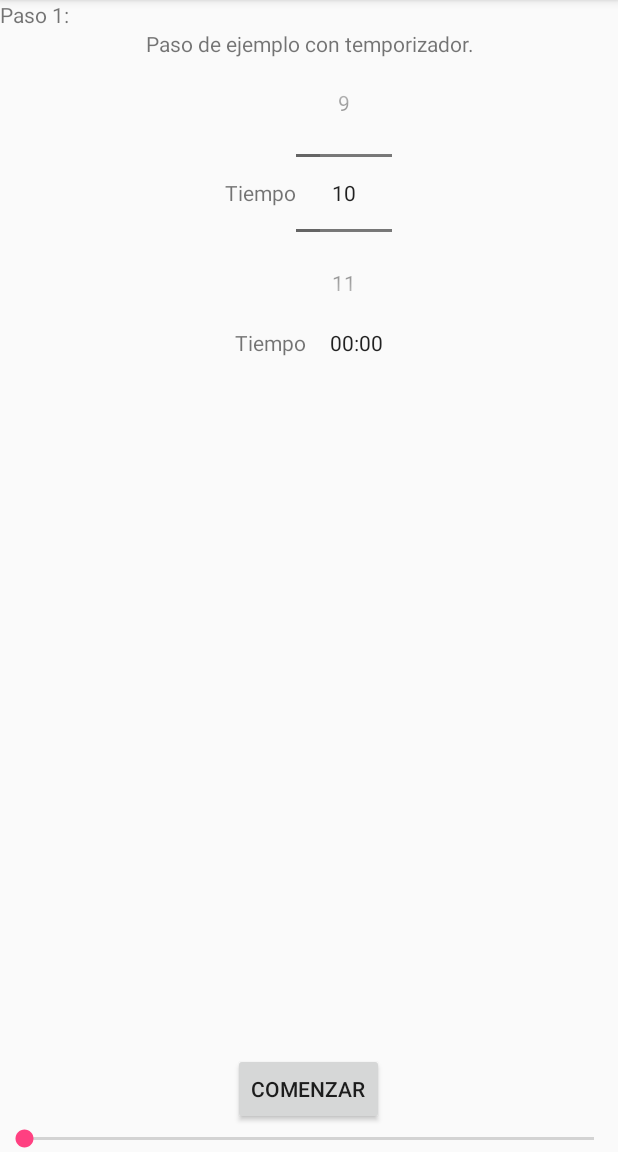
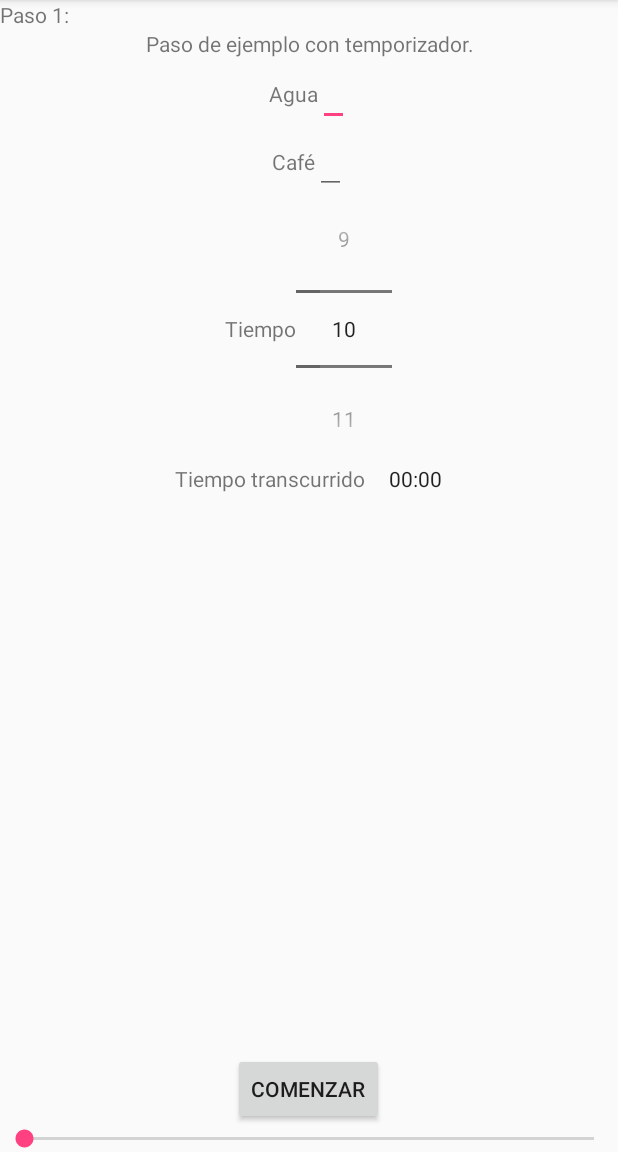
Before and after one commit to juanfel/YACA, an Android app: the RecipeDetailActivity screen opened directly, with no data from a screen before it, on a phone screen of 412 x 824 dp, the part 84-1236 px from its top. Run offline under Robolectric (Android 15) with nearby library versions, the phone set to English and light mode, and no system bars.

Commit message:
Crea campos (no usables) para café y agua.

```diff
--- a/app/src/main/res/layout/activity_recipe_detail.xml
+++ b/app/src/main/res/layout/activity_recipe_detail.xml
@@ -5,13 +5,6 @@
     android:layout_width="match_parent"
     android:layout_height="match_parent"
     tools:context="com.juanfel.yaca.RecipeDetailActivity">
-    <ListView
-        android:layout_width="368dp"
-        android:layout_height="495dp"
-        tools:layout_editor_absoluteY="8dp"
-        tools:layout_editor_absoluteX="8dp">
-
-    </ListView>
     <LinearLayout
         app:layout_constraintLeft_toLeftOf="parent"
         app:layout_constraintRight_toRightOf="parent"
@@ -31,6 +24,34 @@
             android:text="Paso de ejemplo con temporizador."
            />
 
+        <LinearLayout
+            android:layout_width="wrap_content"
+            android:layout_height="wrap_content"
+            android:layout_gravity="center">
+            <TextView
+                android:layout_width="wrap_content"
+                android:layout_height="wrap_content"
+                android:text="@string/activity_recipe_detail_water_label"
+                />
+            <EditText
+                android:layout_width="wrap_content"
+                android:layout_height="wrap_content"
+                android:inputType="number"/>
+        </LinearLayout>
+        <LinearLayout
+            android:layout_width="wrap_content"
+            android:layout_height="wrap_content"
+            android:layout_gravity="center">
+            <TextView
+                android:layout_width="wrap_content"
+                android:layout_height="wrap_content"
+                android:text="@string/activity_recipe_detail_coffee_label"
+                />
+            <EditText
+                android:layout_width="wrap_content"
+                android:layout_height="wrap_content"
+                android:inputType="number"/>
+        </LinearLayout>
         <RelativeLayout
             android:layout_width="wrap_content"
             android:layout_height="wrap_content"
@@ -59,7 +80,7 @@
                 android:id="@+id/timer_label"
                 android:layout_width="wrap_content"
                 android:layout_height="wrap_content"
-                android:text="Tiempo"
+                android:text="@string/activity_recipe_detail_timer_label"
                 android:layout_centerVertical="true"
                 />
 
@@ -71,6 +92,7 @@
                 android:layout_toEndOf="@id/timer_label" />
 
         </RelativeLayout>
+
 
     </LinearLayout>
     <RelativeLayout
--- a/app/src/main/res/values/strings.xml
+++ b/app/src/main/res/values/strings.xml
@@ -7,4 +7,8 @@
     <string name="new_recipe_ratio_title">Razón café/agua</string>
     <string name="new_recipe_save">Guardar</string>
 
+    <string name="activity_recipe_detail_timer_label">Tiempo transcurrido</string>
+    <string name="activity_recipe_detail_water_label">Agua</string>
+    <string name="activity_recipe_detail_coffee_label">Café</string>
+
 </resources>
```
